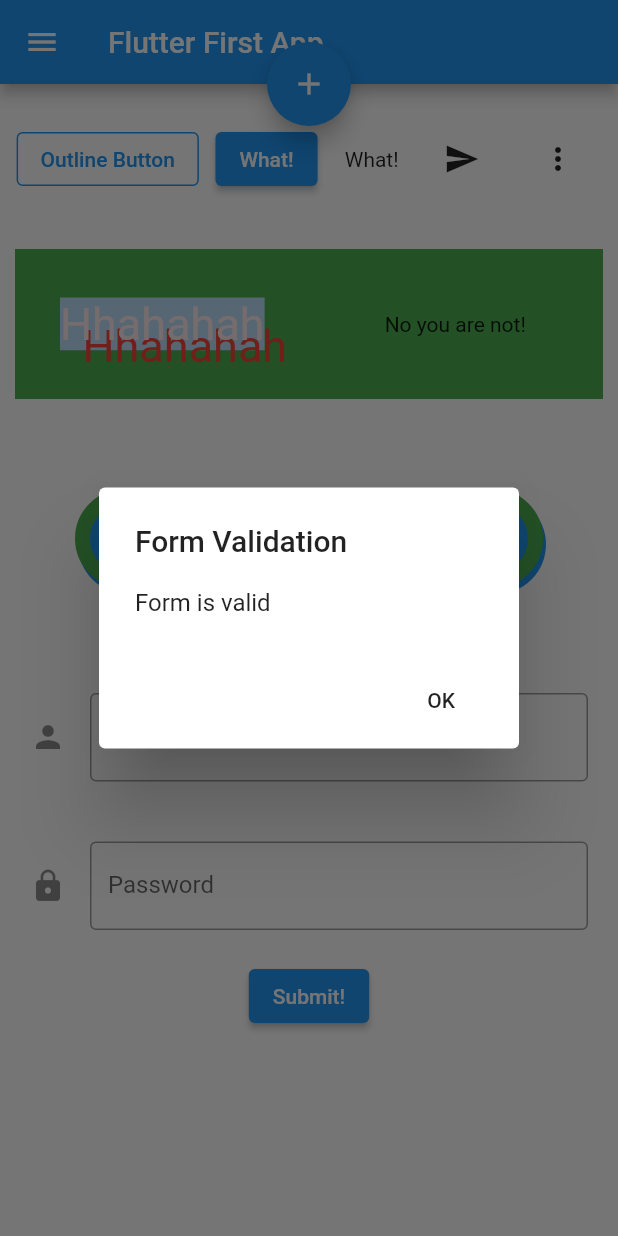
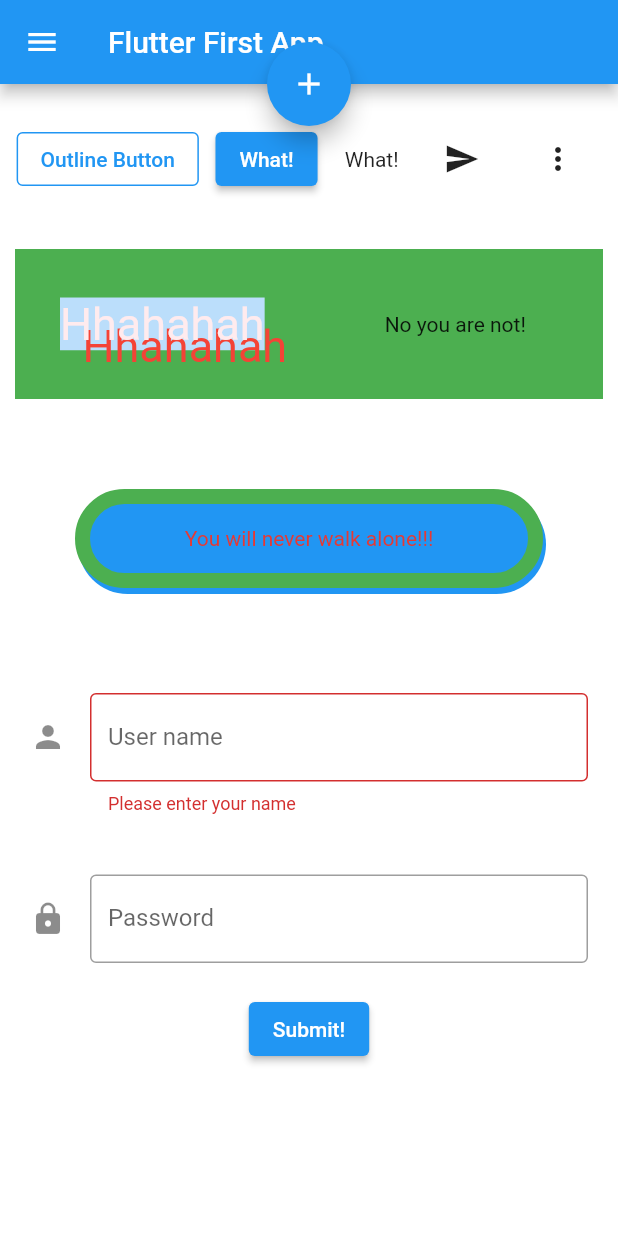
Before and after one commit to PeshrawSarwar/flutter_my_app, a Flutter app: the screen it shows after launch, after a tap on "Submit!", on a phone screen of 412 x 824 dp. Run offline on Flutter 3.47's test engine with Material 2 defaults, Android fonts, the phone set to English and light mode, and no system bars.

Commit message:
validation and pop up

```diff
--- a/lib/main.dart
+++ b/lib/main.dart
@@ -179,7 +179,21 @@ class _MyHomePageState extends State<MyHomePage> {
                       Container(
                           margin: EdgeInsets.all(5),
                           padding: EdgeInsets.all(15),
-                          child: TextField(
+                          child: TextFormField(
+                              onChanged: (value) {
+                                // setState for changing the value
+                                setState(() {
+                                  name = value;
+                                });
+                              },
+                              validator: (value) {
+                                if (value!.isEmpty) {
+                                  return 'Please enter your name';
+                                } else if (value.length < 3) {
+                                  return 'Name must be at least 3 characters long';
+                                }
+                                return null;
+                              },
                               decoration: InputDecoration(
                                   border: OutlineInputBorder(),
                                   labelText: "User name",
@@ -197,21 +211,25 @@ class _MyHomePageState extends State<MyHomePage> {
                       ElevatedButton(
                           onPressed: () {
                             if (_formKey.currentState!.validate()) {
+                              print("Validated +  $name");
                               showDialog(
                                   context: context,
                                   builder: (BuildContext context) {
                                     return AlertDialog(
-                                      title: Text("Form Validation"),
-                                      content: Text("Form is valid"),
+                                      title: Text("Form Validation " + name),
+                                      content: Text("Form is valid $name"),
                                       actions: [
                                         FlatButton(
                                             onPressed: () {
                                               Navigator.of(context).pop();
+                                              // remove the latest on the previous page
                                             },
                                             child: Text("OK"))
                                       ],
                                     );
                                   });
+                            } else {
+                              print("Not Validated");
                             }
                           },
                           child: Text('Submit!'))
```
